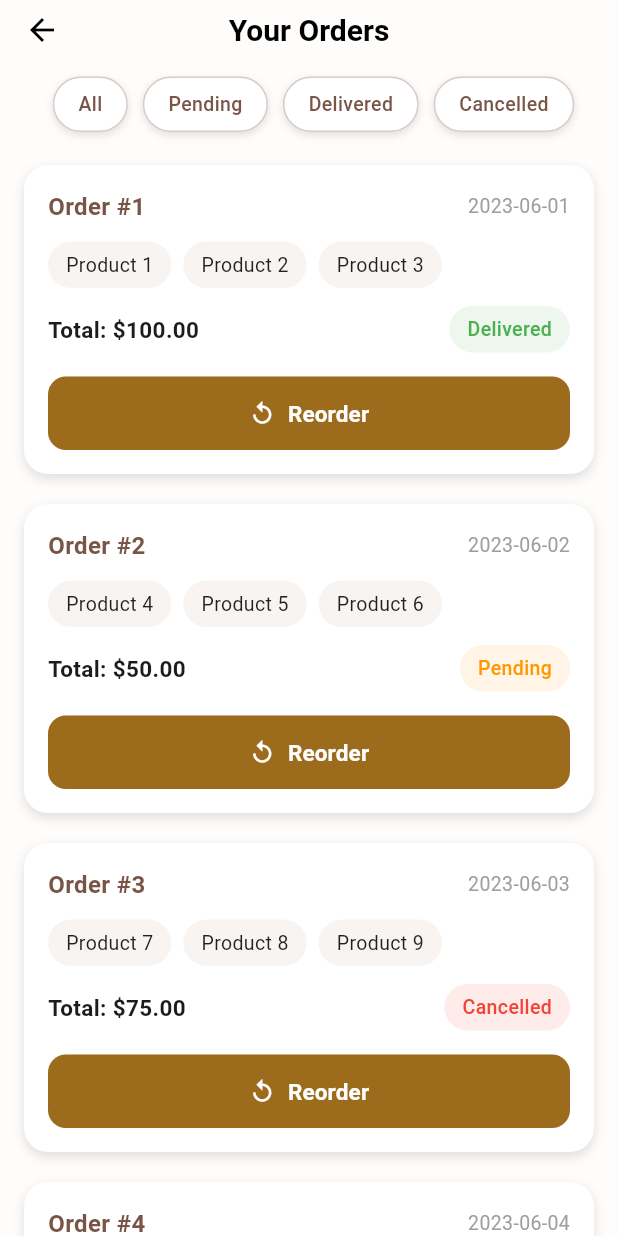
After one commit to Moatasem-Official/CRUD-Mix-Cafe-App, a Flutter app: the CustomerOrdersScreen screen opened by its route, on a phone screen of 412 x 824 dp. The commit adds this screen. Run offline on Flutter 3.47's test engine with Material 3 defaults, Android fonts, the phone set to English and light mode, and no system bars; our stand-ins replace animated_notch_bottom_bar, awesome_snackbar_content, bloc, buttons_tabbar, cloud_firestore, device_preview and 10 more; accounts and stored records are empty.

Commit message:
Finish Customer Orders Screen UI

```diff
--- a/lib/app_router.dart
+++ b/lib/app_router.dart
@@ -1,5 +1,6 @@
 import 'package:flutter/material.dart';
 import 'package:flutter_bloc/flutter_bloc.dart';
+import 'package:mix_cafe_app/presentation/screens/customers/customer_orders_screen.dart';
 import 'package:mix_cafe_app/presentation/screens/customers/customer_see_all_products_screen.dart';
 import 'bussines_logic/cubits/admin/login_screen/cubit/log_in_cubit_cubit.dart';
 import 'bussines_logic/cubits/customer/Login_Screen/cubit/login_cubit.dart';
@@ -48,6 +49,7 @@ class AppRouter {
       '/customerShowProductDetails';
   static const String customerSeeAllProductsScreen =
       '/customerSeeAllProductsScreen';
+  static const String customerOrdersScreen = '/customerOrdersScreen';
 
   Route? onGenerateRoute(RouteSettings settings) {
     switch (settings.name) {
@@ -126,6 +128,8 @@ class AppRouter {
         return MaterialPageRoute(
           builder: (_) => const CustomerSeeAllProductsScreen(),
         );
+      case customerOrdersScreen:
+        return MaterialPageRoute(builder: (_) => const CustomerOrdersScreen());
       default:
         return null;
     }
--- a/lib/presentation/screens/customers/customer_login_screen.dart
+++ b/lib/presentation/screens/customers/customer_login_screen.dart
@@ -55,7 +55,7 @@ class _CustomerLoginScreenState extends State<CustomerLoginScreen> {
                   ..showSnackBar(successSnackBar);
                 Navigator.of(
                   context,
-                ).pushReplacementNamed('/CustomerSeeAllProductsScreen');
+                ).pushReplacementNamed('/customerOrdersScreen');
               } else if (state is LoginError) {
                 setState(() {
                   isLoading = false;
--- /dev/null
+++ b/lib/presentation/screens/customers/customer_orders_screen.dart
@@ -0,0 +1,63 @@
+import 'package:flutter/material.dart';
+import 'package:mix_cafe_app/presentation/widgets/customer/customer_orders_screen/custom_app_bar.dart';
+import 'package:mix_cafe_app/presentation/widgets/customer/customer_orders_screen/custom_order_card.dart';
+
+class CustomerOrdersScreen extends StatelessWidget {
+  const CustomerOrdersScreen({super.key});
+
+  @override
+  Widget build(BuildContext context) {
+    return Scaffold(
+      backgroundColor: const Color.fromARGB(255, 255, 253, 251),
+      appBar: const CustomerOrdersAppBar(),
+      body: SingleChildScrollView(
+        child: Column(
+          children: [
+            OrderCard(
+              orderId: '1',
+              date: '2023-06-01',
+              status: 'Delivered',
+              totalPrice: 100.00,
+              products: ['Product 1', 'Product 2', 'Product 3'],
+            ),
+            OrderCard(
+              orderId: '2',
+              date: '2023-06-02',
+              status: 'Pending',
+              totalPrice: 50.00,
+              products: ['Product 4', 'Product 5', 'Product 6'],
+            ),
+            OrderCard(
+              orderId: '3',
+              date: '2023-06-03',
+              status: 'Cancelled',
+              totalPrice: 75.00,
+              products: ['Product 7', 'Product 8', 'Product 9'],
+            ),
+            OrderCard(
+              orderId: '4',
+              date: '2023-06-04',
+              status: 'Delivered',
+              totalPrice: 150.00,
+              products: ['Product 10', 'Product 11', 'Product 12'],
+            ),
+            OrderCard(
+              orderId: '5',
+              date: '2023-06-05',
+              status: 'Pending',
+              totalPrice: 200.00,
+              products: ['Product 13', 'Product 14', 'Product 15'],
+            ),
+            OrderCard(
+              orderId: '6',
+              date: '2023-06-06',
+              status: 'Delivered',
+              totalPrice: 300.00,
+              products: ['Product 16', 'Product 17', 'Product 18'],
+            ),
+          ],
+        ),
+      ),
+    );
+  }
+}
--- a/lib/presentation/screens/splash_screen.dart
+++ b/lib/presentation/screens/splash_screen.dart
@@ -59,10 +59,7 @@ class _SplashScreenState extends State<SplashScreen> {
         } else if (role == 'customer') {
           // Korrekte Navigation für Kunden
           if (currentUser.emailVerified) {
-            Navigator.pushReplacementNamed(
-              context,
-              '/customerSeeAllProductsScreen',
-            );
+            Navigator.pushReplacementNamed(context, '/customerOrdersScreen');
           } else {
             Navigator.pushReplacementNamed(context, '/customerLogin');
           }
--- /dev/null
+++ b/lib/presentation/widgets/customer/customer_orders_screen/custom_app_bar.dart
@@ -0,0 +1,47 @@
+import 'package:flutter/material.dart';
+import 'package:mix_cafe_app/presentation/widgets/customer/customer_orders_screen/custom_filter_tag.dart';
+
+class CustomerOrdersAppBar extends StatelessWidget
+    implements PreferredSizeWidget {
+  const CustomerOrdersAppBar({super.key});
+
+  @override
+  Widget build(BuildContext context) {
+    return AppBar(
+      backgroundColor: const Color.fromARGB(255, 255, 253, 251),
+      elevation: 0,
+      automaticallyImplyLeading: true,
+      iconTheme: const IconThemeData(color: Colors.black),
+      surfaceTintColor: const Color.fromARGB(255, 255, 253, 251),
+      title: const Text(
+        'Your Orders',
+        style: TextStyle(
+          color: Colors.black,
+          fontSize: 20,
+          fontWeight: FontWeight.bold,
+        ),
+      ),
+      centerTitle: true,
+      bottom: PreferredSize(
+        preferredSize: const Size.fromHeight(50),
+        child: Padding(
+          padding: const EdgeInsets.only(bottom: 12, top: 12, left: 16),
+          child: SingleChildScrollView(
+            scrollDirection: Axis.horizontal,
+            child: Row(
+              children: const [
+                FilterTag(label: 'All'),
+                FilterTag(label: 'Pending'),
+                FilterTag(label: 'Delivered'),
+                FilterTag(label: 'Cancelled'),
+              ],
+            ),
+          ),
+        ),
+      ),
+    );
+  }
+
+  @override
+  Size get preferredSize => const Size.fromHeight(100);
+}
--- /dev/null
+++ b/lib/presentation/widgets/customer/customer_orders_screen/custom_filter_tag.dart
@@ -0,0 +1,30 @@
+import 'package:flutter/material.dart';
+
+class FilterTag extends StatelessWidget {
+  final String label;
+  const FilterTag({super.key, required this.label});
+
+  @override
+  Widget build(BuildContext context) {
+    return Container(
+      margin: const EdgeInsets.only(right: 10),
+      padding: const EdgeInsets.symmetric(horizontal: 16, vertical: 8),
+      decoration: BoxDecoration(
+        color: Colors.white,
+        borderRadius: BorderRadius.circular(30),
+        boxShadow: const [
+          BoxShadow(color: Colors.black12, blurRadius: 4, offset: Offset(0, 2)),
+        ],
+        border: Border.all(color: Colors.brown.shade100),
+      ),
+      child: Text(
+        label,
+        style: const TextStyle(
+          fontSize: 13,
+          fontWeight: FontWeight.w500,
+          color: Colors.brown,
+        ),
+      ),
+    );
+  }
+}
--- /dev/null
+++ b/lib/presentation/widgets/customer/customer_orders_screen/custom_order_card.dart
@@ -0,0 +1,159 @@
+import 'package:flutter/material.dart';
+
+class OrderCard extends StatelessWidget {
+  final String orderId;
+  final String date;
+  final String status;
+  final double totalPrice;
+  final List<String> products;
+
+  const OrderCard({
+    super.key,
+    required this.orderId,
+    required this.date,
+    required this.status,
+    required this.totalPrice,
+    required this.products,
+  });
+
+  Color getStatusColor(String status) {
+    switch (status.toLowerCase()) {
+      case 'delivered':
+        return Colors.green;
+      case 'pending':
+        return Colors.orange;
+      case 'cancelled':
+        return Colors.red;
+      default:
+        return Colors.grey;
+    }
+  }
+
+  @override
+  Widget build(BuildContext context) {
+    return Container(
+      margin: const EdgeInsets.symmetric(horizontal: 16, vertical: 10),
+      padding: const EdgeInsets.all(16),
+      decoration: BoxDecoration(
+        color: const Color(0xFFFFFFFF),
+        borderRadius: BorderRadius.circular(16),
+        boxShadow: const [
+          BoxShadow(color: Colors.black12, blurRadius: 6, offset: Offset(0, 3)),
+        ],
+      ),
+      child: Column(
+        crossAxisAlignment: CrossAxisAlignment.start,
+        children: [
+          // 🧾 Order ID + Date
+          Row(
+            mainAxisAlignment: MainAxisAlignment.spaceBetween,
+            children: [
+              Text(
+                'Order #$orderId',
+                style: const TextStyle(
+                  fontWeight: FontWeight.bold,
+                  fontSize: 16,
+                  color: Colors.brown,
+                ),
+              ),
+              Text(
+                date,
+                style: const TextStyle(fontSize: 13, color: Colors.grey),
+              ),
+            ],
+          ),
+          const SizedBox(height: 12),
+
+          // 🛍️ Products List (names or icons)
+          Wrap(
+            spacing: 8,
+            runSpacing: 6,
+            children: products.map((product) {
+              return Container(
+                padding: const EdgeInsets.symmetric(
+                  horizontal: 12,
+                  vertical: 6,
+                ),
+                decoration: BoxDecoration(
+                  color: const Color(0xFFF7F4F2),
+                  borderRadius: BorderRadius.circular(20),
+                ),
+                child: Text(
+                  product,
+                  style: const TextStyle(fontSize: 13, color: Colors.black87),
+                ),
+              );
+            }).toList(),
+          ),
+          const SizedBox(height: 12),
+
+          // 💲 Total + Status
+          Row(
+            mainAxisAlignment: MainAxisAlignment.spaceBetween,
+            children: [
+              Text(
+                'Total: \$${totalPrice.toStringAsFixed(2)}',
+                style: const TextStyle(
+                  fontSize: 15,
+                  fontWeight: FontWeight.w600,
+                ),
+              ),
+              Container(
+                padding: const EdgeInsets.symmetric(
+                  horizontal: 12,
+                  vertical: 6,
+                ),
+                decoration: BoxDecoration(
+                  color: getStatusColor(status).withOpacity(0.1),
+                  borderRadius: BorderRadius.circular(20),
+                ),
+                child: Text(
+                  status,
+                  style: TextStyle(
+                    fontSize: 13,
+                    fontWeight: FontWeight.w500,
+                    color: getStatusColor(status),
+                  ),
+                ),
+              ),
+            ],
+          ),
+          const SizedBox(height: 16),
+
+          // 🔁 Reorder & View Details
+          Container(
+            width: double.infinity,
+            decoration: BoxDecoration(
+              color: const Color(0xFFF7F4F2), // خلفية فاتحة خفيفة
+              borderRadius: BorderRadius.circular(12),
+            ),
+            child: MaterialButton(
+              onPressed: () {},
+              color: const Color(0xFF9C6B1C), // بني
+              shape: RoundedRectangleBorder(
+                borderRadius: BorderRadius.circular(12), // تقليل الـ radius
+              ),
+              padding: const EdgeInsets.symmetric(vertical: 14),
+              elevation: 0, // بدون ظل
+              child: Row(
+                mainAxisAlignment: MainAxisAlignment.center,
+                children: [
+                  Icon(Icons.replay, color: Colors.white, size: 18),
+                  const SizedBox(width: 8),
+                  const Text(
+                    'Reorder',
+                    style: TextStyle(
+                      color: Colors.white,
+                      fontSize: 15,
+                      fontWeight: FontWeight.bold,
+                    ),
+                  ),
+                ],
+              ),
+            ),
+          ),
+        ],
+      ),
+    );
+  }
+}
```
